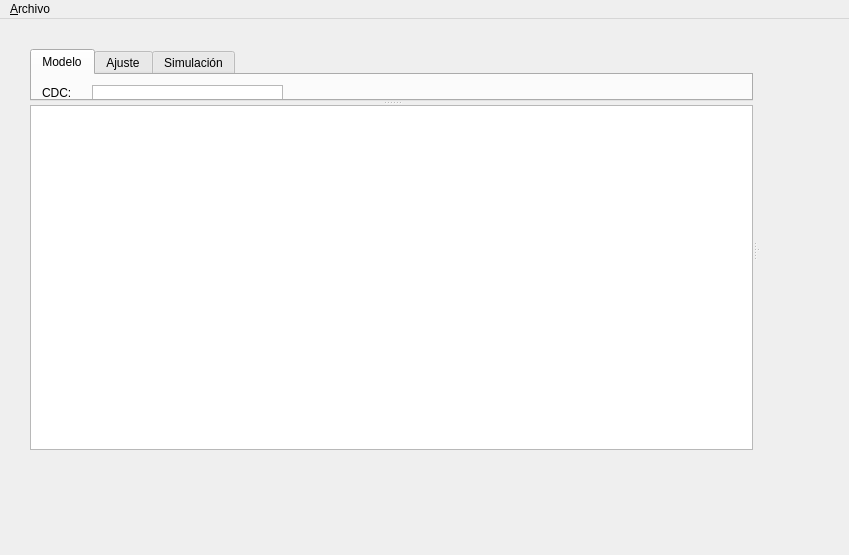
Lu-Antonucci/CorrosionEIS, file interface.ui: the form before one commit.
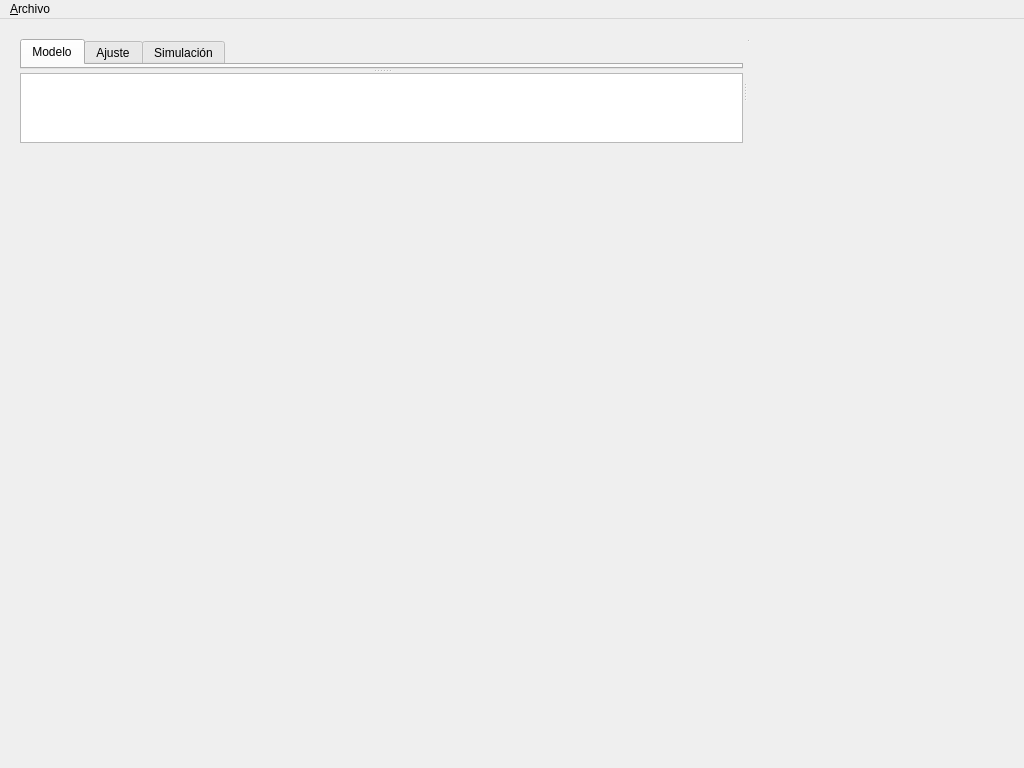
The form after the commit. The open tabs and pages were chosen to show the change.

Patch:
```diff
--- a/interface.ui
+++ b/interface.ui
@@ -9,8 +9,8 @@
    <rect>
     <x>0</x>
     <y>0</y>
-    <width>849</width>
-    <height>555</height>
+    <width>1024</width>
+    <height>768</height>
    </rect>
   </property>
   <property name="contextMenuPolicy">
@@ -20,19 +20,37 @@
    <string>MainWindow</string>
   </property>
   <widget class="QWidget" name="centralwidget">
+   <property name="sizePolicy">
+    <sizepolicy hsizetype="Expanding" vsizetype="Expanding">
+     <horstretch>0</horstretch>
+     <verstretch>0</verstretch>
+    </sizepolicy>
+   </property>
    <widget class="QSplitter" name="splitter_3">
     <property name="geometry">
      <rect>
-      <x>30</x>
-      <y>30</y>
+      <x>20</x>
+      <y>20</y>
       <width>731</width>
       <height>401</height>
      </rect>
     </property>
+    <property name="sizePolicy">
+     <sizepolicy hsizetype="Expanding" vsizetype="Expanding">
+      <horstretch>0</horstretch>
+      <verstretch>0</verstretch>
+     </sizepolicy>
+    </property>
     <property name="orientation">
      <enum>Qt::Horizontal</enum>
     </property>
     <widget class="QSplitter" name="splitter">
+     <property name="sizePolicy">
+      <sizepolicy hsizetype="Expanding" vsizetype="Expanding">
+       <horstretch>0</horstretch>
+       <verstretch>0</verstretch>
+      </sizepolicy>
+     </property>
      <property name="orientation">
       <enum>Qt::Vertical</enum>
      </property>
@@ -41,6 +59,12 @@
        <number>2</number>
       </property>
       <widget class="QWidget" name="tab_modelo">
+       <property name="sizePolicy">
+        <sizepolicy hsizetype="Expanding" vsizetype="Expanding">
+         <horstretch>0</horstretch>
+         <verstretch>0</verstretch>
+        </sizepolicy>
+       </property>
        <attribute name="title">
         <string>Modelo</string>
        </attribute>
@@ -73,7 +97,7 @@
          <enum>Qt::ScrollBarAlwaysOff</enum>
         </property>
        </widget>
-       <widget class="QWidget" name="">
+       <widget class="QWidget" name="layoutWidget">
         <property name="geometry">
          <rect>
           <x>10</x>
@@ -83,6 +107,9 @@
          </rect>
         </property>
         <layout class="QHBoxLayout" name="horizontalLayout">
+         <property name="sizeConstraint">
+          <enum>QLayout::SetMaximumSize</enum>
+         </property>
          <item>
           <widget class="QLabel" name="label_parametros">
            <property name="text">
@@ -122,6 +149,12 @@
        </widget>
       </widget>
       <widget class="QWidget" name="tab_ajuste">
+       <property name="sizePolicy">
+        <sizepolicy hsizetype="Expanding" vsizetype="Expanding">
+         <horstretch>0</horstretch>
+         <verstretch>0</verstretch>
+        </sizepolicy>
+       </property>
        <attribute name="title">
         <string>Ajuste</string>
        </attribute>
@@ -218,6 +251,12 @@
        </widget>
       </widget>
       <widget class="QWidget" name="tab_simulacion">
+       <property name="sizePolicy">
+        <sizepolicy hsizetype="Expanding" vsizetype="Expanding">
+         <horstretch>0</horstretch>
+         <verstretch>0</verstretch>
+        </sizepolicy>
+       </property>
        <attribute name="title">
         <string>Simulación</string>
        </attribute>
@@ -226,14 +265,28 @@
      <widget class="QTableWidget" name="tableWidget"/>
     </widget>
     <widget class="QSplitter" name="splitter_2">
+     <property name="sizePolicy">
+      <sizepolicy hsizetype="Expanding" vsizetype="Expanding">
+       <horstretch>0</horstretch>
+       <verstretch>0</verstretch>
+      </sizepolicy>
+     </property>
      <property name="orientation">
       <enum>Qt::Vertical</enum>
      </property>
      <widget class="QWidget" name="verticalLayoutWidget">
-      <layout class="QVBoxLayout" name="verticalLayout_bode"/>
+      <layout class="QVBoxLayout" name="verticalLayout_bode">
+       <property name="sizeConstraint">
+        <enum>QLayout::SetMaximumSize</enum>
+       </property>
+      </layout>
      </widget>
      <widget class="QWidget" name="verticalLayoutWidget_2">
-      <layout class="QVBoxLayout" name="verticalLayout_nyquist"/>
+      <layout class="QVBoxLayout" name="verticalLayout_nyquist">
+       <property name="sizeConstraint">
+        <enum>QLayout::SetMaximumSize</enum>
+       </property>
+      </layout>
      </widget>
     </widget>
    </widget>
@@ -243,7 +296,7 @@
     <rect>
      <x>0</x>
      <y>0</y>
-     <width>849</width>
+     <width>1024</width>
      <height>20</height>
     </rect>
    </property>
```
